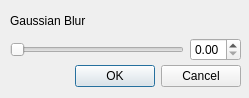
This is src/airunner/pyqt/gaussian_blur_window.ui in Capsize-Games/airunner as Qt 5 draws it before an edit. The edited form follows.
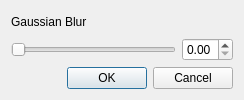
This is the edited form.

Diff of the .ui file:
```diff
--- a/src/airunner/pyqt/gaussian_blur_window.ui
+++ b/src/airunner/pyqt/gaussian_blur_window.ui
@@ -6,38 +6,15 @@
    <rect>
     <x>0</x>
     <y>0</y>
-    <width>249</width>
-    <height>98</height>
+    <width>244</width>
+    <height>100</height>
    </rect>
   </property>
   <property name="windowTitle">
    <string>Gaussian Blur</string>
   </property>
-  <widget class="QDialogButtonBox" name="buttonBox">
-   <property name="geometry">
-    <rect>
-     <x>20</x>
-     <y>60</y>
-     <width>221</width>
-     <height>32</height>
-    </rect>
-   </property>
-   <property name="orientation">
-    <enum>Qt::Horizontal</enum>
-   </property>
-   <property name="standardButtons">
-    <set>QDialogButtonBox::Cancel|QDialogButtonBox::Ok</set>
-   </property>
-  </widget>
-  <widget class="QWidget" name="layoutWidget">
-   <property name="geometry">
-    <rect>
-     <x>10</x>
-     <y>10</y>
-     <width>231</width>
-     <height>51</height>
-    </rect>
-   </property>
+  <layout class="QGridLayout" name="gridLayout_2">
+   <item row="0" column="0">
    <layout class="QGridLayout" name="gridLayout">
     <item row="0" column="0">
      <widget class="QLabel" name="label">
@@ -67,7 +44,18 @@
      </widget>
     </item>
    </layout>
-  </widget>
+   </item>
+   <item row="1" column="0">
+    <widget class="QDialogButtonBox" name="buttonBox">
+     <property name="orientation">
+      <enum>Qt::Horizontal</enum>
+     </property>
+     <property name="standardButtons">
+      <set>QDialogButtonBox::Cancel|QDialogButtonBox::Ok</set>
+     </property>
+    </widget>
+   </item>
+  </layout>
  </widget>
  <resources/>
  <connections>
```
Lines whose indentation alone changed are shown as unchanged.
